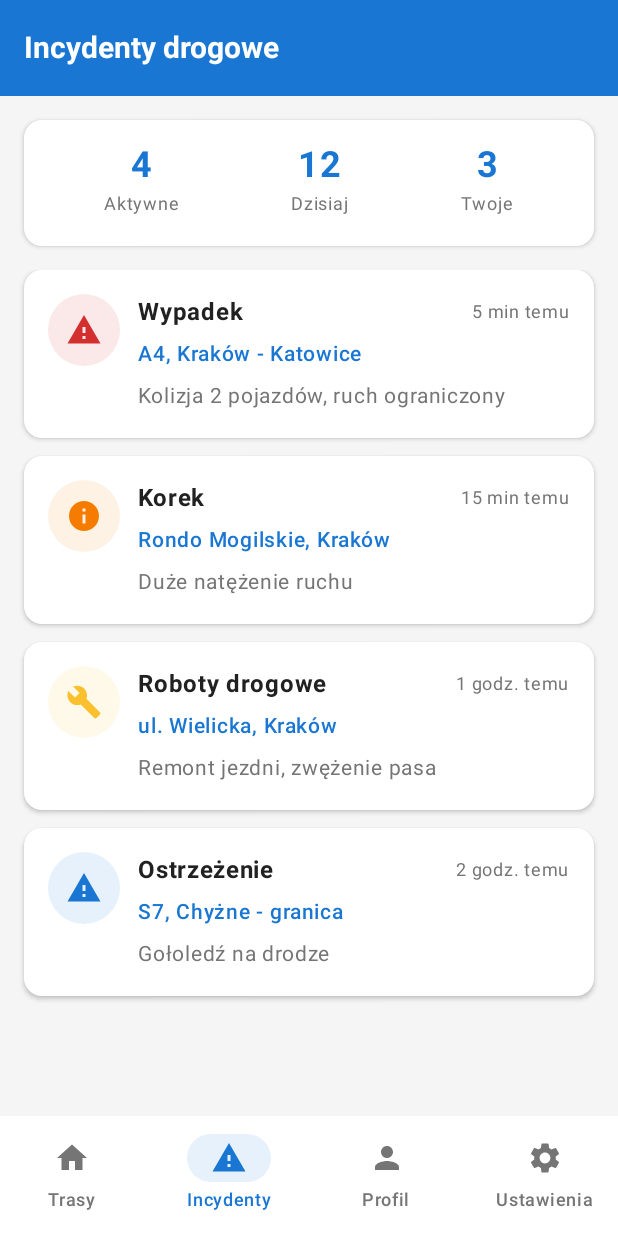
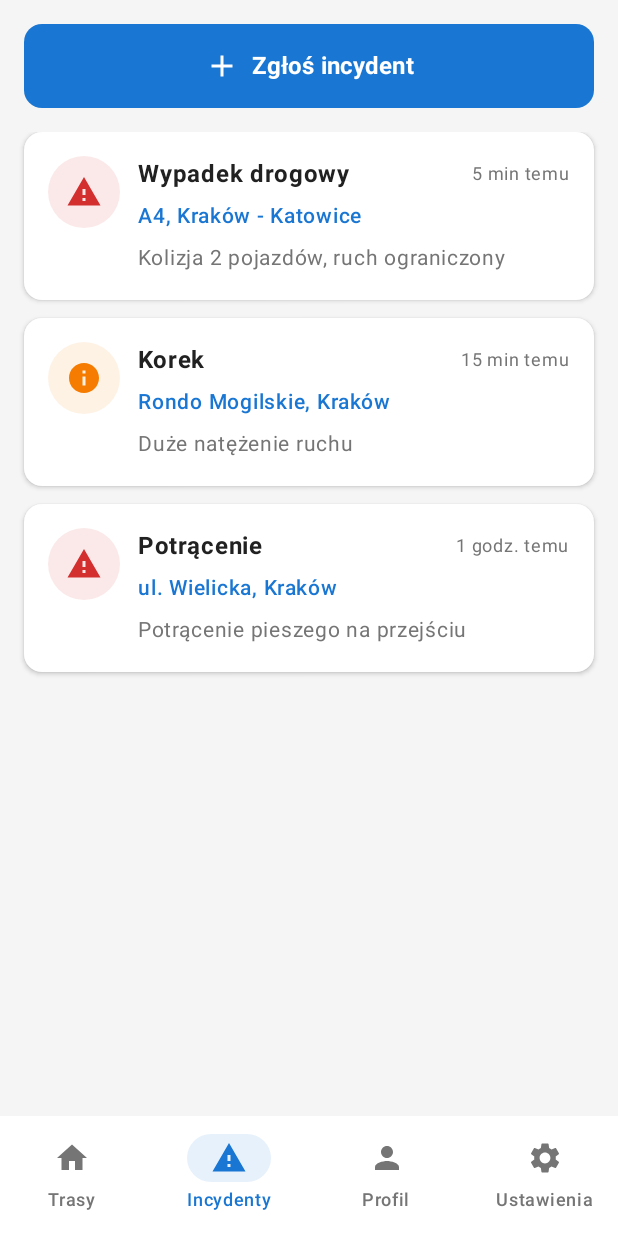
Before and after one commit to timGalk/HackYeah2025, an Android app built with Jetpack Compose: the screen it shows after launch (MainActivity), item 2 of the bottom bar chosen, on a phone screen of 412 x 824 dp. Run offline under Robolectric (Android 15) with nearby library versions, the phone set to English and light mode, and no system bars.

Commit message:
incident reporting

```diff
--- a/Application/app/src/main/AndroidManifest.xml
+++ b/Application/app/src/main/AndroidManifest.xml
@@ -6,6 +6,7 @@
     <uses-permission android:name="android.permission.INTERNET"/>
 
     <application
+        android:usesCleartextTraffic="true"
         android:allowBackup="true"
         android:dataExtractionRules="@xml/data_extraction_rules"
         android:fullBackupContent="@xml/backup_rules"
--- a/Application/app/src/main/java/com/edu/hackyeah/components/IncidentsScreen.kt
+++ b/Application/app/src/main/java/com/edu/hackyeah/components/IncidentsScreen.kt
@@ -11,24 +11,26 @@ import androidx.compose.foundation.layout.fillMaxWidth
 import androidx.compose.foundation.layout.height
 import androidx.compose.foundation.layout.padding
 import androidx.compose.foundation.layout.size
+import androidx.compose.foundation.layout.width
 import androidx.compose.foundation.lazy.LazyColumn
 import androidx.compose.foundation.shape.CircleShape
 import androidx.compose.foundation.shape.RoundedCornerShape
 import androidx.compose.material.icons.Icons
 import androidx.compose.material.icons.filled.Add
+import androidx.compose.material.icons.filled.Info
 import androidx.compose.material.icons.filled.Warning
-import androidx.compose.material.icons.filled.Info
-import androidx.compose.material.icons.filled.Build
+import androidx.compose.material3.Button
+import androidx.compose.material3.ButtonDefaults
 import androidx.compose.material3.Card
 import androidx.compose.material3.CardDefaults
 import androidx.compose.material3.ExperimentalMaterial3Api
-import androidx.compose.material3.FloatingActionButton
 import androidx.compose.material3.Icon
-import androidx.compose.material3.Scaffold
 import androidx.compose.material3.Text
-import androidx.compose.material3.TopAppBar
-import androidx.compose.material3.TopAppBarDefaults
 import androidx.compose.runtime.Composable
+import androidx.compose.runtime.getValue
+import androidx.compose.runtime.mutableStateOf
+import androidx.compose.runtime.remember
+import androidx.compose.runtime.setValue
 import androidx.compose.ui.Alignment
 import androidx.compose.ui.Modifier
 import androidx.compose.ui.draw.clip
@@ -49,11 +51,13 @@ data class Incident(
 
 @OptIn(ExperimentalMaterial3Api::class)
 @Composable
-fun IncidentsScreen() {
-    // Sample incidents data
+fun IncidentsScreen(outerPadding: androidx.compose.foundation.layout.PaddingValues = androidx.compose.foundation.layout.PaddingValues(0.dp)) {
+    var showReportDialog by remember { mutableStateOf(false) }
+
+    // Sample user-reported incidents
     val incidents = listOf(
         Incident(
-            type = "Wypadek",
+            type = "Wypadek drogowy",
             location = "A4, Kraków - Katowice",
             description = "Kolizja 2 pojazdów, ruch ograniczony",
             time = "5 min temu",
@@ -69,114 +73,66 @@ fun IncidentsScreen() {
             color = Color(0xFFF57C00)
         ),
         Incident(
-            type = "Roboty drogowe",
+            type = "Potrącenie",
             location = "ul. Wielicka, Kraków",
-            description = "Remont jezdni, zwężenie pasa",
+            description = "Potrącenie pieszego na przejściu",
             time = "1 godz. temu",
-            icon = Icons.Default.Build,
-            color = Color(0xFFFBC02D)
-        ),
-        Incident(
-            type = "Ostrzeżenie",
-            location = "S7, Chyżne - granica",
-            description = "Gołoledź na drodze",
-            time = "2 godz. temu",
             icon = Icons.Default.Warning,
-            color = Color(0xFF1976D2)
+            color = Color(0xFFD32F2F)
         )
     )
 
-    Scaffold(
-        topBar = {
-            TopAppBar(
-                title = {
-                    Text(
-                        "Incydenty drogowe",
-                        fontSize = 20.sp,
-                        fontWeight = FontWeight.Bold
+    if (showReportDialog) {
+        ReportIncidentDialog(
+            onDismiss = { showReportDialog = false },
+            onSuccess = {
+                // Odśwież listę incydentów
+            }
         )
-                },
-                colors = TopAppBarDefaults.topAppBarColors(
-                    containerColor = Color(0xFF1976D2),
-                    titleContentColor = Color.White
-                )
-            )
-        },
-        floatingActionButton = {
-            FloatingActionButton(
-                onClick = { /* TODO: Open report incident dialog */ },
-                containerColor = Color(0xFF1976D2),
-                contentColor = Color.White
+    }
+
+    Column(
+        modifier = Modifier
+            .fillMaxSize()
+            .padding(outerPadding)
+            .background(Color(0xFFF5F5F5))
+            .padding(16.dp)
+    ) {
+        // Simple Add Button
+        Button(
+            onClick = { showReportDialog = true },
+            modifier = Modifier
+                .fillMaxWidth()
+                .height(56.dp),
+            colors = ButtonDefaults.buttonColors(
+                containerColor = Color(0xFF1976D2)
+            ),
+            shape = RoundedCornerShape(12.dp)
         ) {
             Icon(
                 Icons.Default.Add,
-                    contentDescription = "Zgłoś incydent",
+                contentDescription = "Dodaj",
                 modifier = Modifier.size(24.dp)
             )
+            Spacer(modifier = Modifier.width(8.dp))
+            Text(
+                "Zgłoś incydent",
+                fontSize = 16.sp,
+                fontWeight = FontWeight.Bold
+            )
         }
-        }
-    ) { paddingValues ->
-        Column(
-            modifier = Modifier
-                .fillMaxSize()
-                .padding(paddingValues)
-                .background(Color(0xFFF5F5F5))
-        ) {
-            // Header stats
-            Card(
-                modifier = Modifier
-                    .fillMaxWidth()
-                    .padding(16.dp),
-                elevation = CardDefaults.cardElevation(defaultElevation = 2.dp),
-                colors = CardDefaults.cardColors(containerColor = Color.White),
-                shape = RoundedCornerShape(12.dp)
-            ) {
-                Row(
-                    modifier = Modifier
-                        .fillMaxWidth()
-                        .padding(16.dp),
-                    horizontalArrangement = Arrangement.SpaceAround
-                ) {
-                    StatItem("Aktywne", "${incidents.size}")
-                    StatItem("Dzisiaj", "12")
-                    StatItem("Twoje", "3")
-                }
-            }
+
+        Spacer(modifier = Modifier.height(16.dp))
 
         // Incidents list
         LazyColumn(
-                modifier = Modifier
-                    .fillMaxSize()
-                    .padding(horizontal = 16.dp),
+            modifier = Modifier.fillMaxSize(),
             verticalArrangement = Arrangement.spacedBy(12.dp)
         ) {
             items(incidents.size) { index ->
                 IncidentCard(incident = incidents[index])
             }
-
-                // Bottom spacing
-                item {
-                    Spacer(modifier = Modifier.height(16.dp))
         }
-            }
-        }
-    }
-}
-
-@Composable
-fun StatItem(label: String, value: String) {
-    Column(horizontalAlignment = Alignment.CenterHorizontally) {
-        Text(
-            text = value,
-            fontSize = 24.sp,
-            fontWeight = FontWeight.Bold,
-            color = Color(0xFF1976D2)
-        )
-        Text(
-            text = label,
-            fontSize = 12.sp,
-            color = Color(0xFF757575)
-        )
     }
 }
 
--- a/Application/app/src/main/java/com/edu/hackyeah/components/MainNavigation.kt
+++ b/Application/app/src/main/java/com/edu/hackyeah/components/MainNavigation.kt
@@ -72,7 +72,7 @@ fun MainNavigation() {
     ) { paddingValues ->
         when (selectedItemIndex) {
             0 -> Dashboard()
-            1 -> IncidentsScreen()
+            1 -> IncidentsScreen(paddingValues)
             2 -> ProfileScreen()
             3 -> SettingsScreen()
         }
```
Also changed, not shown: Application/app/src/main/java/com/edu/hackyeah/components/ReportIncidentDialog.kt (added, +272 -0 lines), Application/app/src/main/java/com/edu/hackyeah/location/LocationHelper.kt (+19 -1 lines), Application/app/src/main/java/com/edu/hackyeah/network/IncidentService.kt (added, +65 -0 lines), 1 other file. Lines whose indentation alone changed are shown as unchanged.
